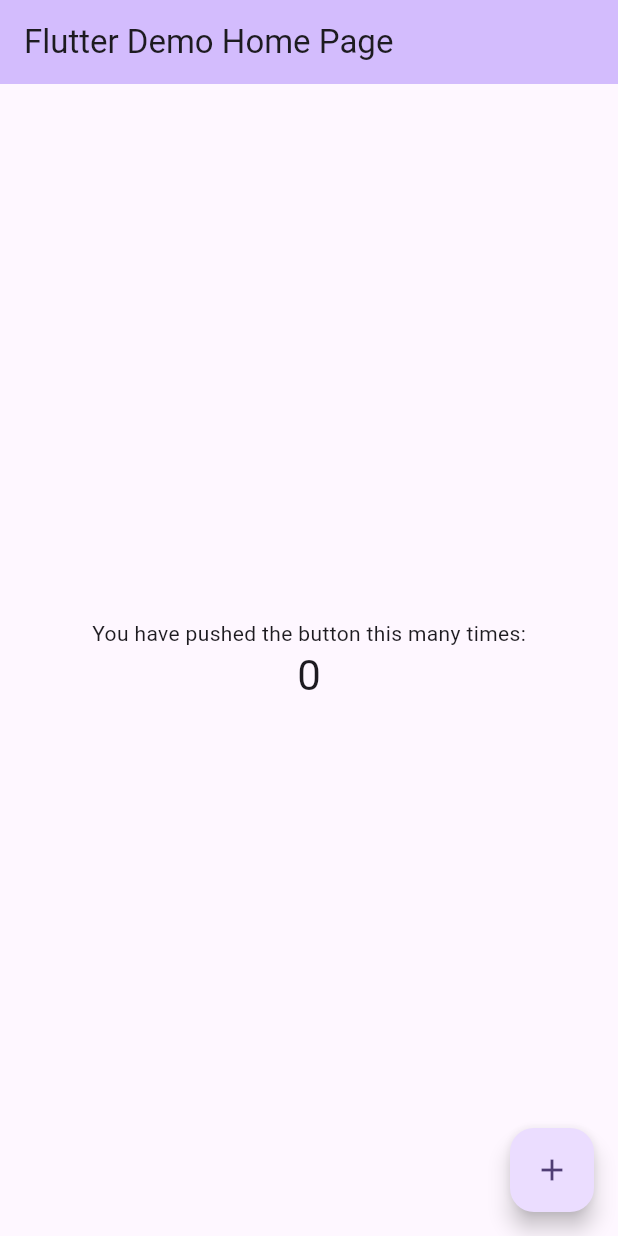
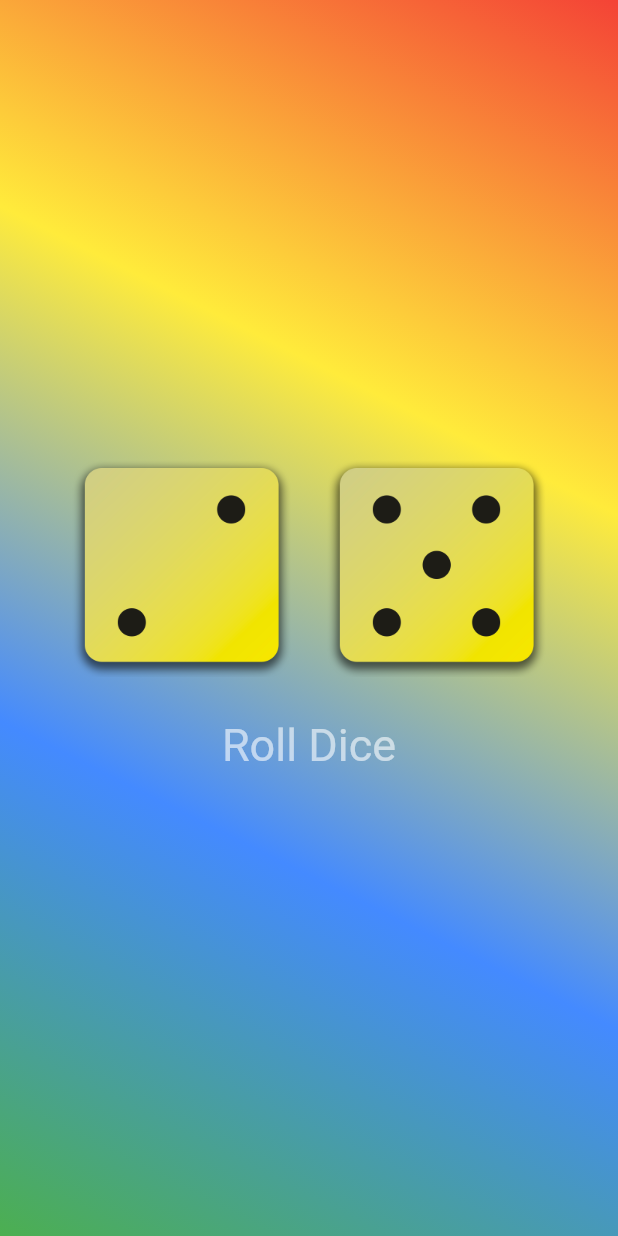
Before and after one commit to TomasGudna/lokaverkntv, a Flutter app: the screen it shows after launch, on a phone screen of 412 x 824 dp. Run offline on Flutter 3.47's test engine with Material 3 defaults, Android fonts, the phone set to English and light mode, and no system bars.

Commit message:
first commit
wow

```diff
--- /dev/null
+++ b/lib/dice_roller.dart
@@ -0,0 +1,66 @@
+import 'dart:math';
+
+import 'package:flutter/material.dart';
+
+final randomizer = Random();
+
+class DiceRoller extends StatefulWidget {
+  const DiceRoller({super.key});
+
+  @override
+  State<DiceRoller> createState() {
+    return _DiceRollerState();
+  }
+}
+
+class _DiceRollerState extends State<DiceRoller> {
+  var currentDiceRoll = 2;
+  var currentDiceRoll2 = 5;
+
+  void rollDice() {
+    setState(() {
+      currentDiceRoll = randomizer.nextInt(6) + 1;
+    });
+    setState(() {
+      currentDiceRoll2 = randomizer.nextInt(6) + 1;
+    });
+  }
+
+  @override
+  Widget build(BuildContext context) {
+    return Column(
+      mainAxisSize: MainAxisSize.min,
+      children: [
+        Row(
+          mainAxisAlignment: MainAxisAlignment.center,
+          children: [
+            Image.asset(
+              "assets/images/dice-$currentDiceRoll.png",
+              width: 150,
+            ),
+            const SizedBox(
+              width: 20,
+            ),
+            Image.asset(
+              "assets/images/dice-$currentDiceRoll2.png",
+              width: 150,
+            ),
+          ],
+        ),
+        const SizedBox(
+          height: 20,
+        ),
+        TextButton(
+          onPressed: rollDice,
+          style: TextButton.styleFrom(
+            foregroundColor: Colors.white60,
+            textStyle: const TextStyle(
+              fontSize: 30,
+            ),
+          ),
+          child: const Text("Roll Dice"),
+        ),
+      ],
+    );
+  }
+}
--- /dev/null
+++ b/lib/flotturTexti.dart
@@ -0,0 +1,20 @@
+import 'package:flutter/material.dart';
+
+
+class flotturTexti extends StatelessWidget {
+  const flotturTexti(this.text,{super.key});
+
+  final String text;
+
+  @override
+  Widget build(context) {
+    return Text(
+      text,
+      style: const TextStyle(
+        color: Colors.white60,
+        fontSize: 30,
+      ),
+    );
+  }
+
+}
--- /dev/null
+++ b/lib/gradientContainerRGBY.dart
@@ -0,0 +1,64 @@
+import 'package:flutter/material.dart';
+
+import 'dice_roller.dart';
+// import 'package:vonandi/flotturTexti.dart';
+
+const flottAlignment = Alignment.topRight;
+const flottEndAlignment = Alignment.bottomLeft;
+
+class GradientContainerRGBY extends StatelessWidget {
+  const GradientContainerRGBY(
+      this.color1, this.color2, this.color3, this.color4,
+      {super.key});
+
+  const GradientContainerRGBY.litir({super.key})
+      : color1 = Colors.red,
+        color2 = Colors.yellow,
+        color3 = Colors.blueAccent,
+        color4 = Colors.green;
+
+  final Color color1;
+  final Color color2;
+  final Color color3;
+  final Color color4;
+
+  @override
+  Widget build(context) {
+    return Container(
+      decoration: BoxDecoration(
+        gradient: LinearGradient(
+          colors: [color1, color2, color3, color4],
+          begin: flottAlignment,
+          end: flottEndAlignment,
+        ),
+      ),
+      child: Center(
+        child: DiceRoller(),
+      ),
+    );
+  }
+}
+
+/*
+class GradientContainerRGBY extends StatelessWidget {
+  const GradientContainerRGBY({super.key, required this.colors});
+
+  final List<Color> colors;
+
+  @override
+  Widget build(context) {
+    return Container(
+      decoration: BoxDecoration(
+        gradient: LinearGradient(
+          colors: colors,
+          begin: flottAlignment,
+          end: flottEndAlignment,
+        ),
+      ),
+      child: const Center(
+        child: flotturTexti("Hæ NTV"),
+      ),
+    );
+  }
+}
+ */
--- a/lib/main.dart
+++ b/lib/main.dart
@@ -1,125 +1,14 @@
 import 'package:flutter/material.dart';
 
+import 'gradientContainerRGBY.dart';
+
 void main() {
-  runApp(const MyApp());
+  runApp(
+    const MaterialApp(
+      home: Scaffold(
+        backgroundColor: Colors.green,
+        body: GradientContainerRGBY.litir(),
+      ),
+    ),
+  );
 }
-
-class MyApp extends StatelessWidget {
-  const MyApp({super.key});
-
-  // This widget is the root of your application.
-  @override
-  Widget build(BuildContext context) {
-    return MaterialApp(
-      title: 'Flutter Demo',
-      theme: ThemeData(
-        // This is the theme of your application.
-        //
-        // TRY THIS: Try running your application with "flutter run". You'll see
-        // the application has a purple toolbar. Then, without quitting the app,
-        // try changing the seedColor in the colorScheme below to Colors.green
-        // and then invoke "hot reload" (save your changes or press the "hot
-        // reload" button in a Flutter-supported IDE, or press "r" if you used
-        // the command line to start the app).
-        //
-        // Notice that the counter didn't reset back to zero; the application
-        // state is not lost during the reload. To reset the state, use hot
-        // restart instead.
-        //
-        // This works for code too, not just values: Most code changes can be
-        // tested with just a hot reload.
-        colorScheme: ColorScheme.fromSeed(seedColor: Colors.deepPurple),
-        useMaterial3: true,
-      ),
-      home: const MyHomePage(title: 'Flutter Demo Home Page'),
-    );
-  }
-}
-
-class MyHomePage extends StatefulWidget {
-  const MyHomePage({super.key, required this.title});
-
-  // This widget is the home page of your application. It is stateful, meaning
-  // that it has a State object (defined below) that contains fields that affect
-  // how it looks.
-
-  // This class is the configuration for the state. It holds the values (in this
-  // case the title) provided by the parent (in this case the App widget) and
-  // used by the build method of the State. Fields in a Widget subclass are
-  // always marked "final".
-
-  final String title;
-
-  @override
-  State<MyHomePage> createState() => _MyHomePageState();
-}
-
-class _MyHomePageState extends State<MyHomePage> {
-  int _counter = 0;
-
-  void _incrementCounter() {
-    setState(() {
-      // This call to setState tells the Flutter framework that something has
-      // changed in this State, which causes it to rerun the build method below
-      // so that the display can reflect the updated values. If we changed
-      // _counter without calling setState(), then the build method would not be
-      // called again, and so nothing would appear to happen.
-      _counter++;
-    });
-  }
-
-  @override
-  Widget build(BuildContext context) {
-    // This method is rerun every time setState is called, for instance as done
-    // by the _incrementCounter method above.
-    //
-    // The Flutter framework has been optimized to make rerunning build methods
-    // fast, so that you can just rebuild anything that needs updating rather
-    // than having to individually change instances of widgets.
-    return Scaffold(
-      appBar: AppBar(
-        // TRY THIS: Try changing the color here to a specific color (to
-        // Colors.amber, perhaps?) and trigger a hot reload to see the AppBar
-        // change color while the other colors stay the same.
-        backgroundColor: Theme.of(context).colorScheme.inversePrimary,
-        // Here we take the value from the MyHomePage object that was created by
-        // the App.build method, and use it to set our appbar title.
-        title: Text(widget.title),
-      ),
-      body: Center(
-        // Center is a layout widget. It takes a single child and positions it
-        // in the middle of the parent.
-        child: Column(
-          // Column is also a layout widget. It takes a list of children and
-          // arranges them vertically. By default, it sizes itself to fit its
-          // children horizontally, and tries to be as tall as its parent.
-          //
-          // Column has various properties to control how it sizes itself and
-          // how it positions its children. Here we use mainAxisAlignment to
-          // center the children vertically; the main axis here is the vertical
-          // axis because Columns are vertical (the cross axis would be
-          // horizontal).
-          //
-          // TRY THIS: Invoke "debug painting" (choose the "Toggle Debug Paint"
-          // action in the IDE, or press "p" in the console), to see the
-          // wireframe for each widget.
-          mainAxisAlignment: MainAxisAlignment.center,
-          children: <Widget>[
-            const Text(
-              'You have pushed the button this many times:',
-            ),
-            Text(
-              '$_counter',
-              style: Theme.of(context).textTheme.headlineMedium,
-            ),
-          ],
-        ),
-      ),
-      floatingActionButton: FloatingActionButton(
-        onPressed: _incrementCounter,
-        tooltip: 'Increment',
-        child: const Icon(Icons.add),
-      ), // This trailing comma makes auto-formatting nicer for build methods.
-    );
-  }
-}
```
Also changed, not shown: pubspec.yaml (+7 -3 lines), assets/images/dice-1.png (added), assets/images/dice-2.png (added), assets/images/dice-3.png (added), assets/images/dice-4.png (added), assets/images/dice-5.png (added), assets/images/dice-6.png (added).
